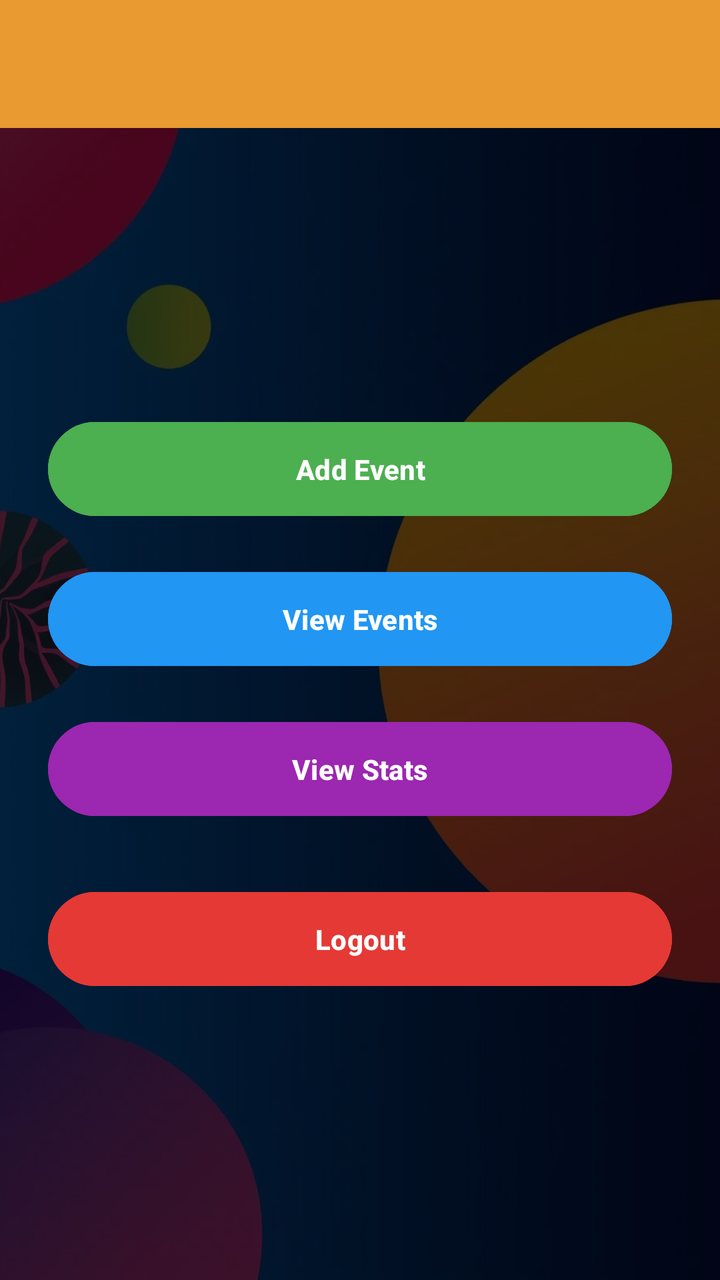
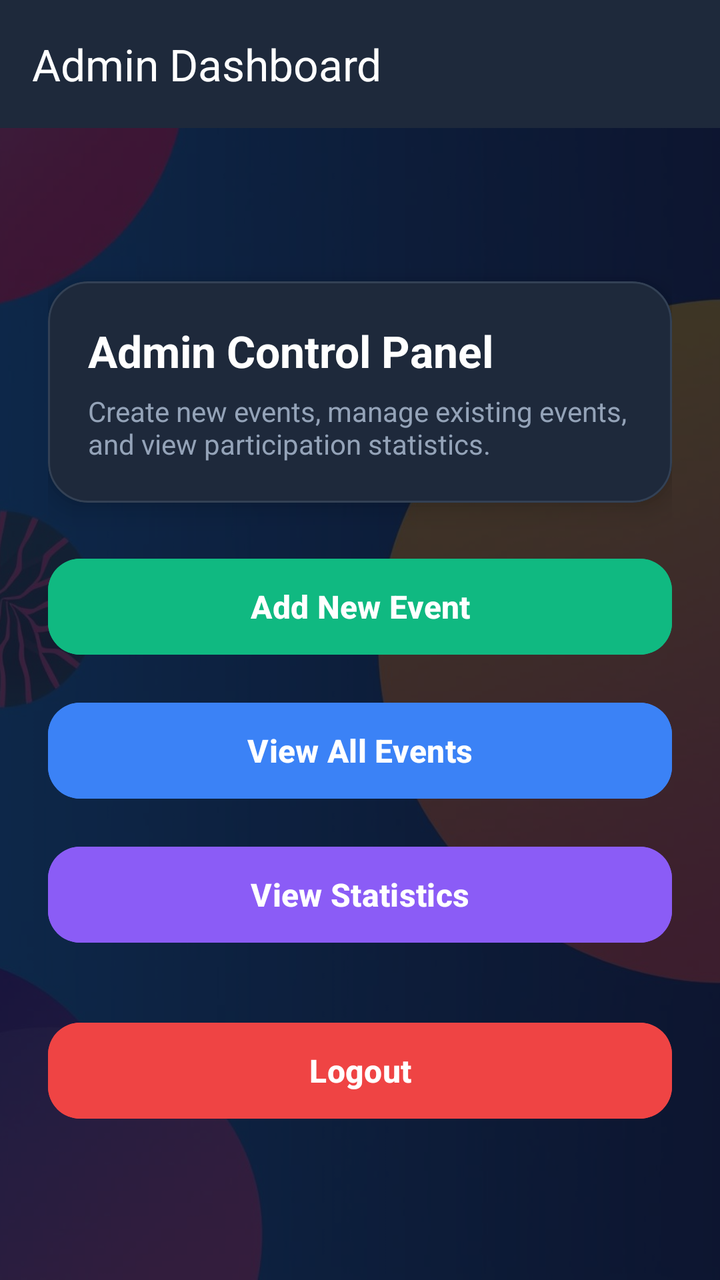

Compare the two renders of this Android layout. The source of the first and the diff that turns it into the second are given below.
<!-- AndroidManifest.xml: application theme Theme.EventManagementSystem -->
<!-- res/layout/activity_admin.xml -->
<?xml version="1.0" encoding="utf-8"?>
<FrameLayout
    xmlns:android="http://schemas.android.com/apk/res/android"
    xmlns:app="http://schemas.android.com/apk/res-auto"
    android:layout_width="match_parent"
    android:layout_height="match_parent">

    
    <ImageView
        android:layout_width="match_parent"
        android:layout_height="match_parent"
        android:src="@drawable/event_activity"
        android:scaleType="centerCrop"/>

    
    <View
        android:layout_width="match_parent"
        android:layout_height="match_parent"
        android:background="#B3000000"/>

    
    <LinearLayout
        android:layout_width="match_parent"
        android:layout_height="match_parent"
        android:orientation="vertical">

        
        <com.google.android.material.appbar.MaterialToolbar
            android:id="@+id/toolbar"
            android:layout_width="match_parent"
            android:layout_height="wrap_content"
            android:title="Admin Dashboard"
            android:background="#E99A31"
            app:titleTextColor="@color/white"
            android:titleTextColor="@android:color/white"/>

        
        <LinearLayout
            android:layout_width="match_parent"
            android:layout_height="match_parent"
            android:orientation="vertical"
            android:gravity="center"
            android:padding="24dp">

            
            <Button
                android:id="@+id/btnAddEvent"
                android:layout_width="match_parent"
                android:layout_height="55dp"
                android:text="Add Event"
                android:textStyle="bold"
                android:textColor="@android:color/white"
                android:backgroundTint="#4CAF50"/>

            
            <Button
                android:id="@+id/btnViewEvents"
                android:layout_width="match_parent"
                android:layout_height="55dp"
                android:text="View Events"
                android:textStyle="bold"
                android:textColor="@android:color/white"
                android:backgroundTint="#2196F3"
                android:layout_marginTop="20dp"/>

            <Button
                android:id="@+id/btnViewStats"
                android:layout_width="match_parent"
                android:layout_height="55dp"
                android:text="View Stats"
                android:textStyle="bold"
                android:textColor="@android:color/white"
                android:backgroundTint="#9C27B0"
                android:layout_marginTop="20dp"/>


            
            <Button
                android:id="@+id/btnLogout"
                android:layout_width="match_parent"
                android:layout_height="55dp"
                android:text="Logout"
                android:textStyle="bold"
                android:textColor="@android:color/white"
                android:backgroundTint="#E53935"
                android:layout_marginTop="30dp"/>

        </LinearLayout>

    </LinearLayout>

</FrameLayout>
<!-- resources referenced by this layout -->
<resources>
  <color name="white">#FFFFFFFF</color>
  <!-- drawable event_activity: jpg bitmap (drawable, 97123 bytes) -->
  <style name="Theme.EventManagementSystem" parent="Base.Theme.EventManagementSystem" />
  <style name="Base.Theme.EventManagementSystem" parent="Theme.Material3.DayNight.NoActionBar">
          
          
      </style>
</resources>

<!-- the commit's change to res/layout/activity_admin.xml (unified diff, before → after) -->
@@ -10,82 +10,126 @@
         android:layout_width="match_parent"
         android:layout_height="match_parent"
         android:src="@drawable/event_activity"
-        android:scaleType="centerCrop"/>
+        android:scaleType="centerCrop"
+        android:contentDescription="Background"/>
 
     
     <View
         android:layout_width="match_parent"
         android:layout_height="match_parent"
-        android:background="#B3000000"/>
+        android:background="#CC0F172A"/>
 
-    
     <LinearLayout
         android:layout_width="match_parent"
         android:layout_height="match_parent"
         android:orientation="vertical">
 
-        
         <com.google.android.material.appbar.MaterialToolbar
             android:id="@+id/toolbar"
             android:layout_width="match_parent"
-            android:layout_height="wrap_content"
-            android:title="Admin Dashboard"
-            android:background="#E99A31"
-            app:titleTextColor="@color/white"
-            android:titleTextColor="@android:color/white"/>
+            android:layout_height="?attr/actionBarSize"
+            android:background="#1E293B"
+            app:title="Admin Dashboard"
+            app:titleTextColor="@android:color/white"/>
 
-        
-        <LinearLayout
+        <ScrollView
             android:layout_width="match_parent"
             android:layout_height="match_parent"
-            android:orientation="vertical"
-            android:gravity="center"
-            android:padding="24dp">
+            android:fillViewport="true">
 
-            
-            <Button
-                android:id="@+id/btnAddEvent"
+            <LinearLayout
                 android:layout_width="match_parent"
-                android:layout_height="55dp"
-                android:text="Add Event"
-                android:textStyle="bold"
-                android:textColor="@android:color/white"
-                android:backgroundTint="#4CAF50"/>
+                android:layout_height="wrap_content"
+                android:orientation="vertical"
+                android:padding="24dp"
+                android:gravity="center">
 
-            
-            <Button
-                android:id="@+id/btnViewEvents"
-                android:layout_width="match_parent"
-                android:layout_height="55dp"
-                android:text="View Events"
-                android:textStyle="bold"
-                android:textColor="@android:color/white"
-                android:backgroundTint="#2196F3"
-                android:layout_marginTop="20dp"/>
+                
+                <com.google.android.material.card.MaterialCardView
+                    android:layout_width="match_parent"
+                    android:layout_height="wrap_content"
+                    app:cardCornerRadius="20dp"
+                    app:cardElevation="8dp"
+                    app:strokeWidth="1dp"
+                    app:strokeColor="#334155"
+                    app:cardBackgroundColor="#1E293B"
+                    android:layout_marginBottom="24dp">
 
-            <Button
-                android:id="@+id/btnViewStats"
-                android:layout_width="match_parent"
-                android:layout_height="55dp"
-                android:text="View Stats"
-                android:textStyle="bold"
-                android:textColor="@android:color/white"
-                android:backgroundTint="#9C27B0"
-                android:layout_marginTop="20dp"/>
+                    <LinearLayout
+                        android:layout_width="match_parent"
+                        android:layout_height="wrap_content"
+                        android:orientation="vertical"
+                        android:padding="20dp">
 
+                        <TextView
+                            android:layout_width="wrap_content"
+                            android:layout_height="wrap_content"
+                            android:text="Admin Control Panel"
+                            android:textSize="22sp"
+                            android:textStyle="bold"
+                            android:textColor="#FFFFFF"/>
 
-            
-            <Button
-                android:id="@+id/btnLogout"
-                android:layout_width="match_parent"
-                android:layout_height="55dp"
-                android:text="Logout"
-                android:textStyle="bold"
-                android:textColor="@android:color/white"
-                android:backgroundTint="#E53935"
-                android:layout_marginTop="30dp"/>
+                        <TextView
+                            android:layout_width="wrap_content"
+                            android:layout_height="wrap_content"
+                            android:text="Create new events, manage existing events, and view participation statistics."
+                            android:textSize="14sp"
+                            android:textColor="#94A3B8"
+                            android:layout_marginTop="6dp"/>
+                    </LinearLayout>
+                </com.google.android.material.card.MaterialCardView>
 
-        </LinearLayout>
+                
+                <Button
+                    android:id="@+id/btnAddEvent"
+                    android:layout_width="match_parent"
+                    android:layout_height="56dp"
+                    android:text="Add New Event"
+                    android:textSize="16sp"
+                    android:textStyle="bold"
+                    android:textColor="@android:color/white"
+                    android:backgroundTint="#10B981"
+                    app:cornerRadius="16dp"/>
+
+                <Button
+                    android:id="@+id/btnViewEvents"
+                    android:layout_width="match_parent"
+                    android:layout_height="56dp"
+                    android:text="View All Events"
+                    android:textSize="16sp"
+                    android:textStyle="bold"
+                    android:textColor="@android:color/white"
+                    android:backgroundTint="#3B82F6"
+                    app:cornerRadius="16dp"
+                    android:layout_marginTop="16dp"/>
+
+                <Button
+                    android:id="@+id/btnViewStats"
+                    android:layout_width="match_parent"
+                    android:layout_height="56dp"
+                    android:text="View Statistics"
+                    android:textSize="16sp"
+                    android:textStyle="bold"
+                    android:textColor="@android:color/white"
+                    android:backgroundTint="#8B5CF6"
+                    app:cornerRadius="16dp"
+                    android:layout_marginTop="16dp"/>
+
+                <Button
+                    android:id="@+id/btnLogout"
+                    android:layout_width="match_parent"
+                    android:layout_height="56dp"
+                    android:text="Logout"
+                    android:textSize="16sp"
+                    android:textStyle="bold"
+                    android:textColor="@android:color/white"
+                    android:backgroundTint="#EF4444"
+                    app:cornerRadius="16dp"
+                    android:layout_marginTop="32dp"/>
+
+            </LinearLayout>
+
+        </ScrollView>
 
     </LinearLayout>
 
<!-- resource entries referenced after the edit -->
@@ -1,11 +1,15 @@
 <!-- resources referenced by this layout -->
 <resources>
-  <color name="white">#FFFFFFFF</color>
   <!-- drawable event_activity: jpg bitmap (drawable, 97123 bytes) -->
   <style name="Theme.EventManagementSystem" parent="Base.Theme.EventManagementSystem" />
   <style name="Base.Theme.EventManagementSystem" parent="Theme.Material3.DayNight.NoActionBar">
-          
-          
+          <item name="colorPrimary">@color/primary</item>
+          <item name="colorPrimaryVariant">@color/primary_dark</item>
+          <item name="colorSecondary">@color/accent_orange</item>
+          <item name="android:statusBarColor">@color/primary_dark</item>
       </style>
+  <color name="primary">#4F46E5</color>
+  <color name="primary_dark">#3730A3</color>
+  <color name="accent_orange">#F97316</color>
 </resources>
 
